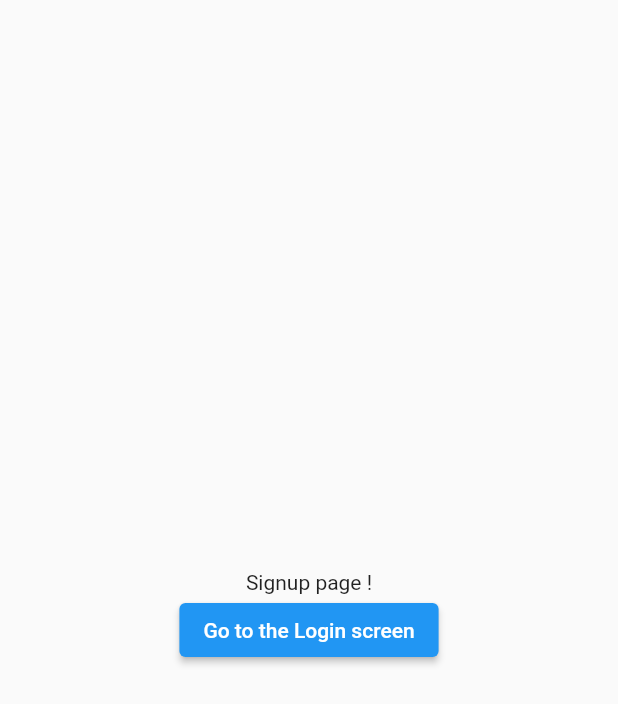
After one commit to Epitech-Nantes-Tek3/A-equals-l-squared, a Flutter app: the screen it shows after launch, after a tap on "No account ? Go to Signup", on a phone screen of 412 x 824 dp. The commit adds this screen. Shown: the top 704 px of the screen. Run offline on Flutter 3.47's test engine with Material 2 defaults, Android fonts, the phone set to English and light mode, and no system bars; our stand-ins replace go_router.

Commit message:
Add a signup page architecture #32

```diff
--- a/application/app_code/lib/pages/login/login_state.dart
+++ b/application/app_code/lib/pages/login/login_state.dart
@@ -1,6 +1,7 @@
 import 'package:flutter/material.dart';
 
 import '../home/home_functional.dart';
+import '../signup/signup_functional.dart';
 import 'login_page.dart';
 
 class LoginPageState extends State<LoginPage> {
@@ -19,6 +20,13 @@ class LoginPageState extends State<LoginPage> {
             },
             child: const Text('Go to the home screen'),
           ),
+          ElevatedButton(
+            key: const Key('GoSignupButton'),
+            onPressed: () {
+              goToSignupPage(context);
+            },
+            child: const Text('No account ? Go to Signup'),
+          ),
         ],
       ),
     ));
--- /dev/null
+++ b/application/app_code/lib/pages/signup/signup_functional.dart
@@ -0,0 +1,6 @@
+import 'package:flutter/material.dart';
+import 'package:go_router/go_router.dart';
+
+void goToSignupPage(BuildContext context) {
+  context.go('/signup');
+}
--- /dev/null
+++ b/application/app_code/lib/pages/signup/signup_page.dart
@@ -0,0 +1,10 @@
+import 'package:flutter/material.dart';
+
+import 'signup_state.dart';
+
+class SignupPage extends StatefulWidget {
+  const SignupPage({Key? key}) : super(key: key);
+
+  @override
+  State<SignupPage> createState() => SignupPageState();
+}
--- /dev/null
+++ b/application/app_code/lib/pages/signup/signup_state.dart
@@ -0,0 +1,26 @@
+import 'package:flutter/material.dart';
+
+import '../login/login_functional.dart';
+import 'signup_page.dart';
+
+class SignupPageState extends State<SignupPage> {
+  @override
+  Widget build(BuildContext context) {
+    return Scaffold(
+        body: Center(
+      child: Column(
+        mainAxisAlignment: MainAxisAlignment.center,
+        children: <Widget>[
+          const Text('Signup page !'),
+          ElevatedButton(
+            key: const Key('GoLoginButton'),
+            onPressed: () {
+              goToLoginPage(context);
+            },
+            child: const Text('Go to the Login screen'),
+          ),
+        ],
+      ),
+    ));
+  }
+}
--- a/application/app_code/lib/router.dart
+++ b/application/app_code/lib/router.dart
@@ -1,5 +1,6 @@
 import 'package:application/pages/home/home_page.dart';
 import 'package:application/pages/login/login_page.dart';
+import 'package:application/pages/signup/signup_page.dart';
 import 'package:flutter/material.dart';
 import 'package:go_router/go_router.dart';
 
@@ -20,6 +21,11 @@ final GoRouter router = GoRouter(
             return const HomePage();
           },
         ),
+        GoRoute(
+            path: 'signup',
+            builder: (BuildContext context, GoRouterState state) {
+              return const SignupPage();
+            })
       ],
     ),
   ],
```
